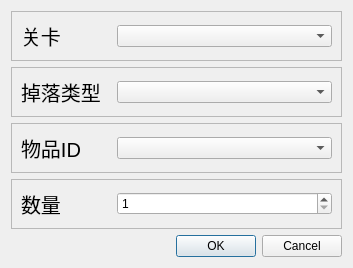
Inull-Studio/AutoArknights, file Report.ui: the form before one commit.
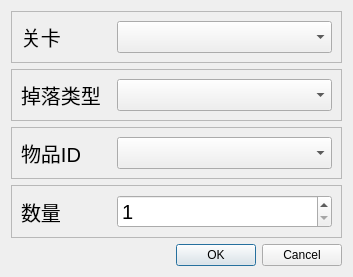
The form after the commit.

```diff
--- a/Report.ui
+++ b/Report.ui
@@ -42,7 +42,19 @@
        </widget>
       </item>
       <item>
-       <widget class="QComboBox" name="stage"/>
+       <widget class="QComboBox" name="stage">
+        <property name="minimumSize">
+         <size>
+          <width>0</width>
+          <height>0</height>
+         </size>
+        </property>
+        <property name="font">
+         <font>
+          <pointsize>15</pointsize>
+         </font>
+        </property>
+       </widget>
       </item>
      </layout>
     </widget>
@@ -75,7 +87,13 @@
        </widget>
       </item>
       <item>
-       <widget class="QComboBox" name="drop_type"/>
+       <widget class="QComboBox" name="drop_type">
+        <property name="font">
+         <font>
+          <pointsize>15</pointsize>
+         </font>
+        </property>
+       </widget>
       </item>
      </layout>
     </widget>
@@ -108,7 +126,13 @@
        </widget>
       </item>
       <item>
-       <widget class="QComboBox" name="item_ID"/>
+       <widget class="QComboBox" name="item_ID">
+        <property name="font">
+         <font>
+          <pointsize>15</pointsize>
+         </font>
+        </property>
+       </widget>
       </item>
      </layout>
     </widget>
@@ -142,6 +166,11 @@
       </item>
       <item>
        <widget class="QSpinBox" name="item_quantity">
+        <property name="font">
+         <font>
+          <pointsize>15</pointsize>
+         </font>
+        </property>
         <property name="minimum">
          <number>1</number>
         </property>
```
Left out of the diff: 67 changed lines with no effect on the pictures.
